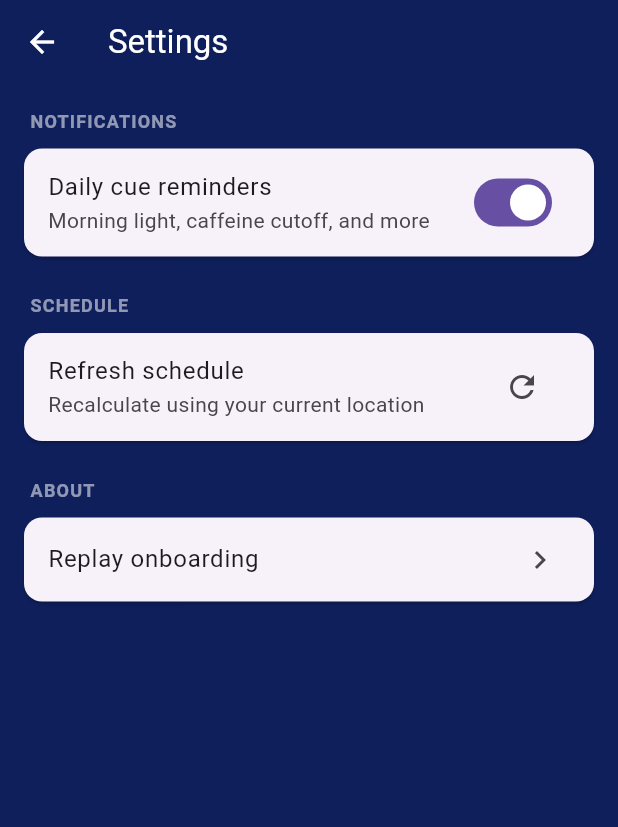
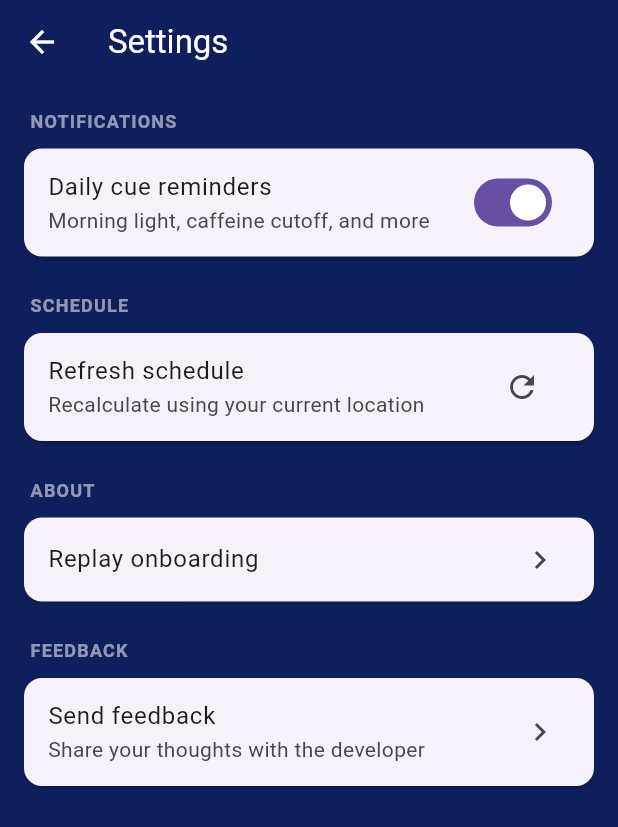
Before and after one commit to mikeb1869/circadian-optimizer, a Flutter app: the SettingsScreen screen opened directly, on a phone screen of 412 x 824 dp. Shown: the top 827 px of the screen. Run offline on Flutter 3.47's test engine with Material 3 defaults, Android fonts, the phone set to English and light mode, and no system bars; our stand-ins replace flutter_local_notifications, flutter_svg, flutter_timezone, geocoding, geolocator, get_it and 2 more; missing offline and left inert: solar_calculator; accounts and stored records are empty.

Commit message:
MVP complete — Helio v1.0

```diff
--- a/lib/screens/settings_screen.dart
+++ b/lib/screens/settings_screen.dart
@@ -1,6 +1,7 @@
 import 'package:flutter/material.dart';
 import 'package:get_it/get_it.dart';
 import 'package:shared_preferences/shared_preferences.dart';
+import 'package:url_launcher/url_launcher.dart';
 import '../services/notification_service.dart';
 import '../viewmodels/schedule_viewmodel.dart';
 import 'onboarding_screen.dart';
@@ -43,6 +44,17 @@ class _SettingsScreenState extends State<SettingsScreen> {
       if (state is ScheduleSuccess) {
         await _notificationService.scheduleAllCueNotifications(state.schedule);
       }
+    }
+  }
+
+  Future<void> _sendFeedback() async {
+    final uri = Uri(
+      scheme: 'mailto',
+      path: 'mjbarrera@clicksavvydigital.com',
+      queryParameters: {'subject': 'Helio App Feedback'},
+    );
+    if (await canLaunchUrl(uri)) {
+      await launchUrl(uri);
     }
   }
 
@@ -121,6 +133,20 @@ class _SettingsScreenState extends State<SettingsScreen> {
               onTap: _resetOnboarding,
             ),
           ),
+          const SizedBox(height: 16),
+          const _SectionHeader(title: 'Feedback'),
+          Card(
+            margin: const EdgeInsets.symmetric(horizontal: 16, vertical: 4),
+            shape: RoundedRectangleBorder(
+              borderRadius: BorderRadius.circular(12),
+            ),
+            child: ListTile(
+              title: const Text('Send feedback'),
+              subtitle: const Text('Share your thoughts with the developer'),
+              trailing: const Icon(Icons.chevron_right),
+              onTap: _sendFeedback,
+            ),
+          ),
           const SizedBox(height: 24),
         ],
       ),
--- a/pubspec.yaml
+++ b/pubspec.yaml
@@ -38,6 +38,7 @@ dependencies:
   get_it: ^7.7.0
   timezone: ^0.9.4
   flutter_timezone: ^2.0.0
+  url_launcher: ^6.3.0
   flutter_svg: ^2.0.10
 
 dev_dependencies:
```
Also changed, not shown: pubspec.lock, 5 other files.
